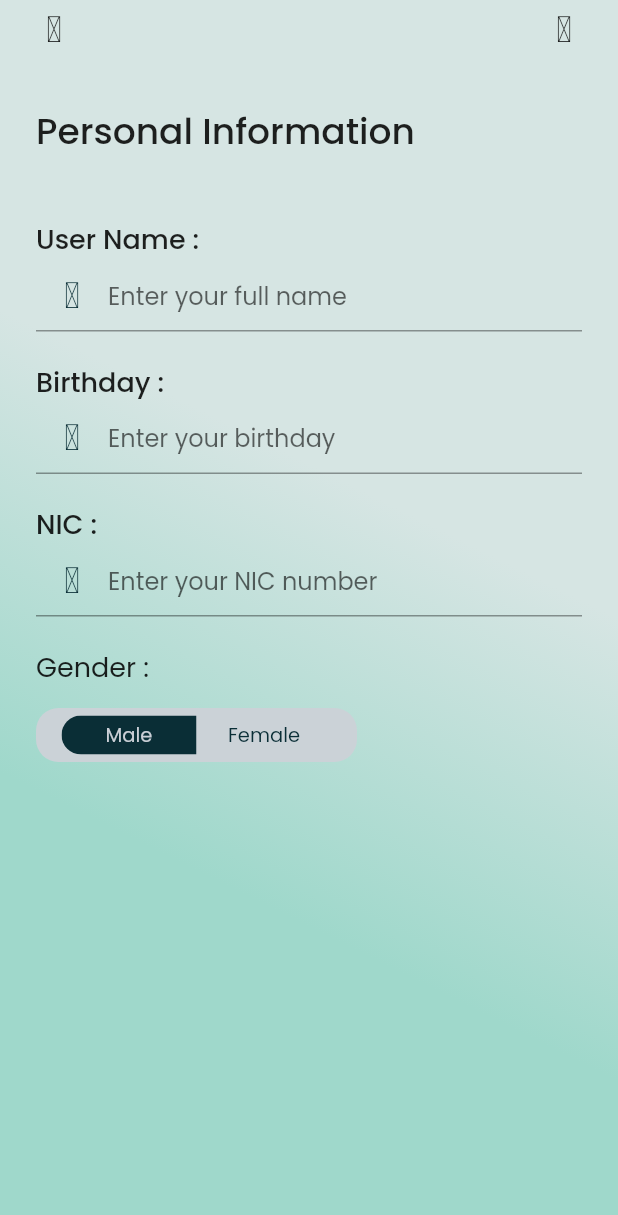
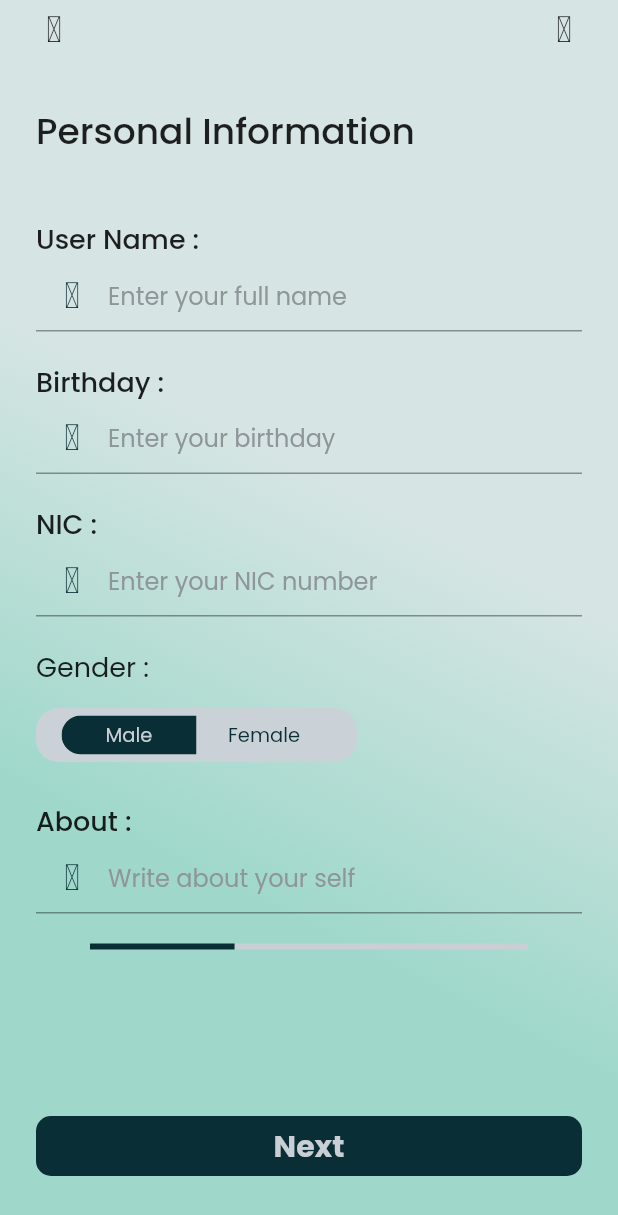
Before and after one commit to Genster78/Daily_UI_Challenge-Day01-, a Flutter app: the PersonalInfomation screen opened directly, on a phone screen of 412 x 824 dp. Shown: the top 1215 px of the screen. Run offline on Flutter 3.47's test engine with Material 2 defaults, Android fonts, the phone set to English and light mode, and no system bars.

Commit message:
coed_2pages

```diff
--- a/lib/Components/InputFields.dart
+++ b/lib/Components/InputFields.dart
@@ -1,4 +1,6 @@
 // ignore_for_file: public_member_api_docs, sort_constructors_first
+import 'dart:ui';
+
 import 'package:flutter/material.dart';
 
 class InputField extends StatelessWidget {
@@ -36,6 +38,7 @@ class InputField extends StatelessWidget {
             decoration: InputDecoration(
               border: UnderlineInputBorder(),
               hintText: hint,
+              hintStyle: TextStyle(color: Color(0xFF8E959B)),
               prefixIcon: Icon(icons, color: Color(0xFF0A2E36),)
             ),
           ),
--- /dev/null
+++ b/lib/Components/ProgressBar.dart
@@ -0,0 +1,22 @@
+import 'package:flutter/material.dart';
+
+class ProgressBar extends StatefulWidget {
+  const ProgressBar({super.key});
+
+  @override
+  State<ProgressBar> createState() => _ProgressBarState();
+}
+
+class _ProgressBarState extends State<ProgressBar> {
+  @override
+  Widget build(BuildContext context) {
+    return Container(
+      child: LinearProgressIndicator(
+        value: 0.33,
+        backgroundColor: Color(0xFFCACFD6),
+        color: Color(0xFF0A2E36),
+
+      ),
+    );
+  }
+}
--- a/lib/Pages/Personal_Info_Page.dart
+++ b/lib/Pages/Personal_Info_Page.dart
@@ -1,5 +1,7 @@
 import 'package:day_01/Components/App_Bar.dart';
+import 'package:day_01/Components/Bottom_Button_Component.dart';
 import 'package:day_01/Components/InputFields.dart';
+import 'package:day_01/Components/ProgressBar.dart';
 import 'package:day_01/Components/ToggleButton.dart';
 import 'package:day_01/custom_icons_icons.dart';
 import 'package:flutter/material.dart';
@@ -60,7 +62,25 @@ class _PersonalInfomationState extends State<PersonalInfomation> {
                       hint: 'Enter your NIC number',
                       icons: CustomIcons.icon__person_),
                   SizedBox(height: 20),
-                  ToggleButton(title: 'Gender',),
+                  ToggleButton(
+                    title: 'Gender',
+                  ),
+                  SizedBox(height: 26,),
+                  InputField(
+                    inputname: 'About :',
+                    hint: 'Write about your self',
+                    icons: CustomIcons.icon__info_,
+                  ),
+                  SizedBox(height: 20,),
+                  Padding(
+                    padding: const EdgeInsets.symmetric(horizontal: 36),
+                    child: ProgressBar(),
+                  ),
+                  Spacer(),
+                  Padding(
+                    padding: const EdgeInsets.only(bottom: 40),
+                    child: BottomButton(buttonname: 'Next'),
+                  )
                 ],
               ),
             ),
--- a/lib/main.dart
+++ b/lib/main.dart
@@ -1,4 +1,6 @@
+import 'package:day_01/Pages/Contact_Info.dart';
 import 'package:day_01/Pages/Landing_page.dart';
+import 'package:day_01/Pages/Performance.dart';
 import 'package:day_01/Pages/Personal_Info_Page.dart';
 import 'package:flutter/material.dart';
 
@@ -18,7 +20,7 @@ class MyApp extends StatelessWidget {
         primarySwatch: Colors.blue,
         fontFamily: 'Poppins',
       ),
-      home: PersonalInfomation(),
+      home: Performance(),
     );
   }
 }
```
Also changed, not shown: lib/Pages/Contact_Info.dart (added, +61 -0 lines), lib/Pages/Performance.dart (added, +51 -0 lines).
